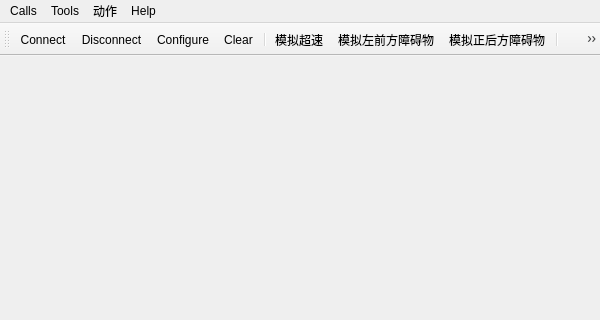
Old version of the form src/mainwindow.ui in the repository money0534/Notepad_QtCLion; both pictures show x 0 to 600 and y 0 to 320 of the 600 by 800 pixel window.
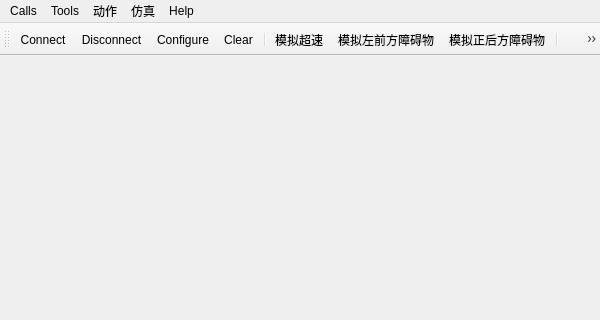
New version of the form. Icons and pictures are not drawn.

Commit message: 添加仿真菜单

What changed in the file:
```diff
--- a/src/mainwindow.ui
+++ b/src/mainwindow.ui
@@ -61,9 +61,20 @@
     <addaction name="separator"/>
     <addaction name="actionResponseOK"/>
    </widget>
+   <widget class="QMenu" name="menu">
+    <property name="title">
+     <string>仿真</string>
+    </property>
+    <addaction name="actionDataSource"/>
+    <addaction name="actionSend"/>
+    <addaction name="actionStop"/>
+    <addaction name="actionPause"/>
+    <addaction name="actionRestart"/>
+   </widget>
    <addaction name="menuCalls"/>
    <addaction name="menuTools"/>
    <addaction name="menuSimulation"/>
+   <addaction name="menu"/>
    <addaction name="menuHelp"/>
   </widget>
   <widget class="QToolBar" name="mainToolBar">
```
Left out of the diff: 60 changed lines with no effect on the pictures. The commit also changes 6 other files.
